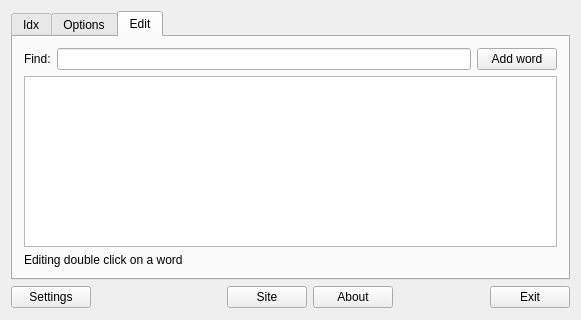
This is src/mainwindget/mainwidget.ui in WarmongeR1/QDict4BQ6 as Qt 5 draws it before an edit. The edited form follows.
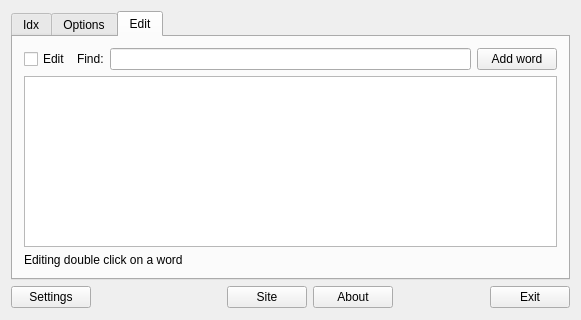
This is the edited form. The open tabs and pages were chosen to show the change.

Patch:
```diff
--- a/src/mainwindget/mainwidget.ui
+++ b/src/mainwindget/mainwidget.ui
@@ -207,17 +207,24 @@
       </attribute>
       <layout class="QGridLayout" name="gridLayout">
        <item row="0" column="0">
+        <widget class="QCheckBox" name="checkBEditOn">
+         <property name="text">
+          <string>Edit</string>
+         </property>
+        </widget>
+       </item>
+       <item row="0" column="1">
         <widget class="QLabel" name="label">
          <property name="text">
           <string>Find:</string>
          </property>
         </widget>
        </item>
-       <item row="0" column="1">
-        <widget class="QLineEdit" name="LEFind"/>
-       </item>
        <item row="0" column="2">
-        <widget class="QPushButton" name="pushButton">
+        <widget class="QLineEdit" name="LEFind"/>
+       </item>
+       <item row="0" column="3">
+        <widget class="QPushButton" name="pBAddWord">
          <property name="text">
           <string>Add word</string>
          </property>
@@ -226,10 +233,10 @@
          </property>
         </widget>
        </item>
-       <item row="1" column="0" colspan="3">
+       <item row="1" column="0" colspan="4">
         <widget class="QTableView" name="tableEdit"/>
        </item>
-       <item row="2" column="0" colspan="2">
+       <item row="2" column="0" colspan="3">
         <widget class="QLabel" name="label_6">
          <property name="text">
           <string>Editing double click on a word</string>
```
